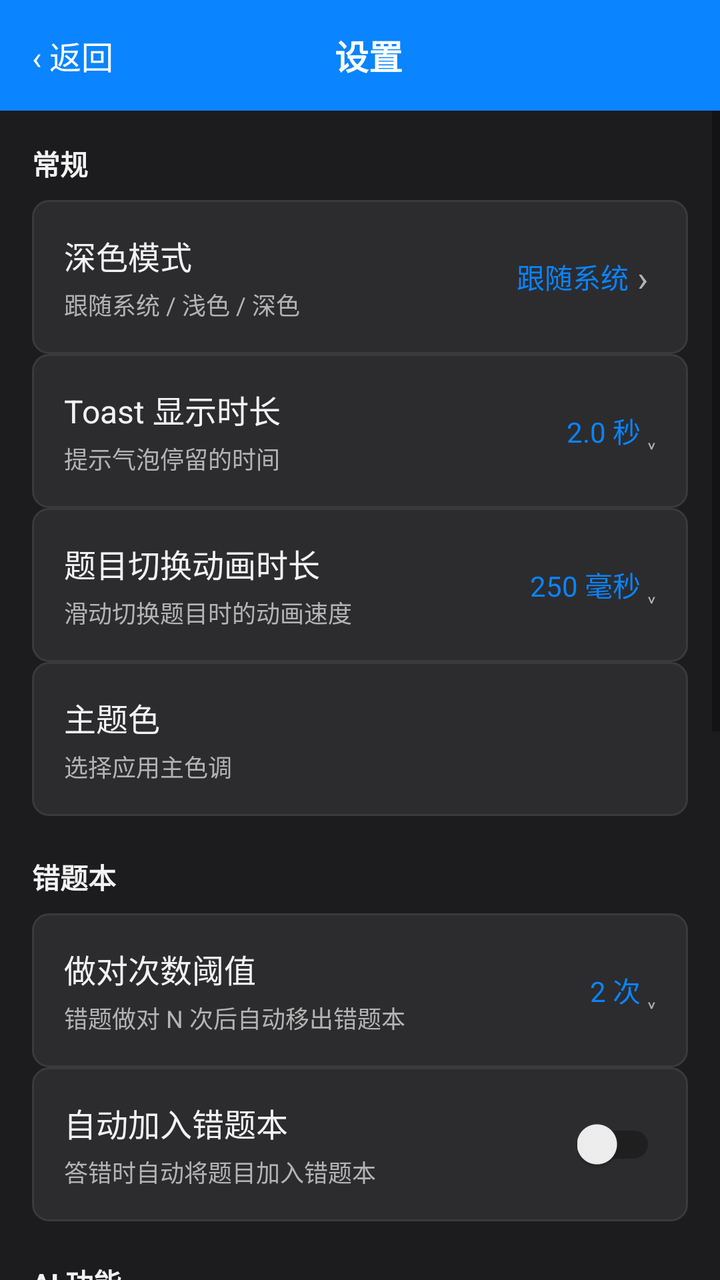
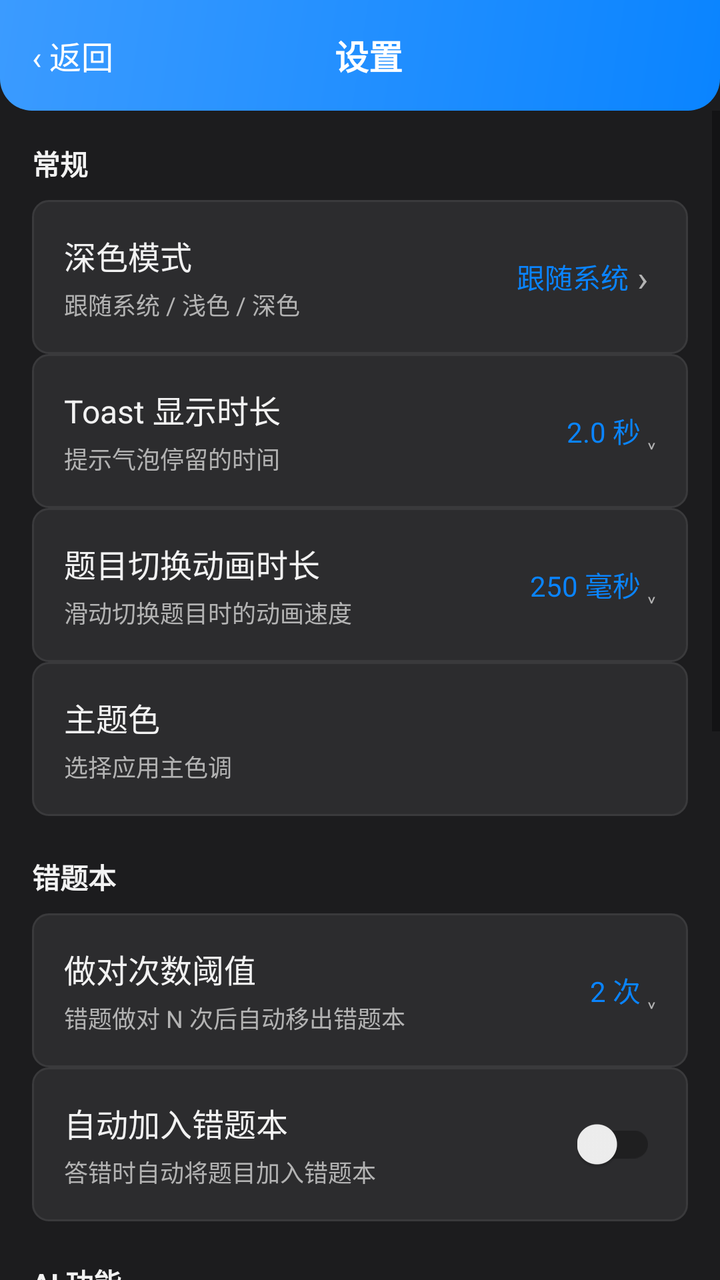

Before-and-after screenshots of an Android layout around one commit, followed by the original layout XML and the change that was made.
<!-- AndroidManifest.xml: application theme Theme.AlgoRobo -->
<!-- res/layout/activity_settings.xml -->
<?xml version="1.0" encoding="utf-8"?>
<LinearLayout xmlns:android="http://schemas.android.com/apk/res/android"
    android:layout_width="match_parent" android:layout_height="match_parent"
    android:orientation="vertical" android:background="@color/bg_page">

    
    <LinearLayout android:id="@+id/settingsTopBar" android:layout_width="match_parent" android:layout_height="wrap_content"
        android:orientation="horizontal" android:gravity="center_vertical"
        android:background="@color/primary" android:padding="12dp">
        <TextView android:id="@+id/btnBackSettings" android:layout_width="wrap_content"
            android:layout_height="wrap_content" android:text="‹ 返回"
            android:textSize="16sp" android:textColor="@android:color/white" android:padding="4dp"/>
        <TextView android:layout_width="0dp" android:layout_height="wrap_content"
            android:layout_weight="1" android:gravity="center" android:text="设置"
            android:textSize="17sp" android:textStyle="bold" android:textColor="@android:color/white"/>
        <TextView android:layout_width="40dp" android:layout_height="wrap_content"/>
    </LinearLayout>

    <ScrollView android:layout_width="match_parent" android:layout_height="0dp" android:layout_weight="1">
        <LinearLayout android:layout_width="match_parent" android:layout_height="wrap_content"
            android:orientation="vertical" android:padding="16dp">

            
            <TextView android:layout_width="wrap_content" android:layout_height="wrap_content"
                android:text="常规" android:textSize="14sp" android:textStyle="bold"
                android:textColor="@color/text_main" android:layout_marginBottom="8dp"/>

            
            <LinearLayout android:layout_width="match_parent" android:layout_height="wrap_content"
                android:orientation="horizontal" android:gravity="center_vertical"
                android:padding="16dp" android:background="@drawable/bg_card">
                <LinearLayout android:layout_width="0dp" android:layout_height="wrap_content"
                    android:layout_weight="1" android:orientation="vertical">
                    <TextView android:layout_width="wrap_content" android:layout_height="wrap_content"
                        android:text="深色模式" android:textSize="16sp" android:textColor="@color/text_main"/>
                    <TextView android:layout_width="wrap_content" android:layout_height="wrap_content"
                        android:layout_marginTop="4dp" android:text="跟随系统 / 浅色 / 深色"
                        android:textSize="12sp" android:textColor="@color/text_sub"/>
                </LinearLayout>
                <LinearLayout android:id="@+id/btnDarkMode" android:layout_width="wrap_content"
                    android:layout_height="wrap_content" android:orientation="horizontal"
                    android:gravity="center_vertical" android:padding="4dp"
                    android:background="?attr/selectableItemBackgroundBorderless">
                    <TextView android:id="@+id/tvDarkModeValue" android:layout_width="wrap_content"
                        android:layout_height="wrap_content" android:text="跟随系统"
                        android:textSize="14sp" android:textColor="@color/primary"/>
                    <TextView android:layout_width="wrap_content" android:layout_height="wrap_content"
                        android:text=" ›" android:textSize="18sp" android:textColor="@color/text_sub"/>
                </LinearLayout>
            </LinearLayout>

            
            <LinearLayout android:layout_width="match_parent" android:layout_height="wrap_content"
                android:orientation="vertical"
                android:padding="16dp" android:background="@drawable/bg_card">
                <LinearLayout android:id="@+id/cardToastHeader" android:layout_width="match_parent" android:layout_height="wrap_content"
                    android:orientation="horizontal" android:gravity="center_vertical">
                    <LinearLayout android:layout_width="0dp" android:layout_height="wrap_content"
                        android:layout_weight="1" android:orientation="vertical">
                        <TextView android:layout_width="wrap_content" android:layout_height="wrap_content"
                            android:text="Toast 显示时长" android:textSize="16sp" android:textColor="@color/text_main"/>
                        <TextView android:layout_width="wrap_content" android:layout_height="wrap_content"
                            android:layout_marginTop="4dp" android:text="提示气泡停留的时间"
                            android:textSize="12sp" android:textColor="@color/text_sub"/>
                    </LinearLayout>
                    <TextView android:id="@+id/tvToastValue" android:layout_width="wrap_content"
                        android:layout_height="wrap_content" android:text="2.0 秒"
                        android:textSize="14sp" android:textColor="@color/primary"/>
                    <TextView android:layout_width="wrap_content" android:layout_height="wrap_content"
                        android:text=" ˯" android:textSize="14sp" android:textColor="@color/text_sub"/>
                </LinearLayout>
                <LinearLayout android:id="@+id/cardToastBody" android:layout_width="match_parent"
                    android:layout_height="wrap_content" android:orientation="vertical" android:visibility="gone">
                    <android.widget.SeekBar android:id="@+id/sbToast" android:layout_width="match_parent"
                        android:layout_height="wrap_content" android:layout_marginTop="12dp"
                        android:max="40"/>
                    <LinearLayout android:layout_width="match_parent" android:layout_height="wrap_content"
                        android:layout_marginTop="4dp" android:orientation="horizontal">
                        <TextView android:layout_width="0dp" android:layout_height="wrap_content"
                            android:layout_weight="1" android:text="1 秒" android:textSize="11sp"
                            android:textColor="@color/text_sub"/>
                        <TextView android:layout_width="0dp" android:layout_height="wrap_content"
                            android:layout_weight="1" android:gravity="end" android:text="5 秒"
                            android:textSize="11sp" android:textColor="@color/text_sub"/>
                    </LinearLayout>
                </LinearLayout>
            </LinearLayout>

            
            <LinearLayout android:layout_width="match_parent" android:layout_height="wrap_content"
                android:orientation="vertical"
                android:padding="16dp" android:background="@drawable/bg_card">
                <LinearLayout android:id="@+id/cardAnimHeader" android:layout_width="match_parent" android:layout_height="wrap_content"
                    android:orientation="horizontal" android:gravity="center_vertical">
                    <LinearLayout android:layout_width="0dp" android:layout_height="wrap_content"
                        android:layout_weight="1" android:orientation="vertical">
                        <TextView android:layout_width="wrap_content" android:layout_height="wrap_content"
                            android:text="题目切换动画时长" android:textSize="16sp" android:textColor="@color/text_main"/>
                        <TextView android:layout_width="wrap_content" android:layout_height="wrap_content"
                            android:layout_marginTop="4dp" android:text="滑动切换题目时的动画速度"
                            android:textSize="12sp" android:textColor="@color/text_sub"/>
                    </LinearLayout>
                    <TextView android:id="@+id/tvAnimValue" android:layout_width="wrap_content"
                        android:layout_height="wrap_content" android:text="250 毫秒"
                        android:textSize="14sp" android:textColor="@color/primary"/>
                    <TextView android:layout_width="wrap_content" android:layout_height="wrap_content"
                        android:text=" ˯" android:textSize="14sp" android:textColor="@color/text_sub"/>
                </LinearLayout>
                <LinearLayout android:id="@+id/cardAnimBody" android:layout_width="match_parent"
                    android:layout_height="wrap_content" android:orientation="vertical" android:visibility="gone">
                    <android.widget.SeekBar android:id="@+id/sbAnim" android:layout_width="match_parent"
                        android:layout_height="wrap_content" android:layout_marginTop="12dp"
                        android:max="50"/>
                    <LinearLayout android:layout_width="match_parent" android:layout_height="wrap_content"
                        android:layout_marginTop="4dp" android:orientation="horizontal">
                        <TextView android:layout_width="0dp" android:layout_height="wrap_content"
                            android:layout_weight="1" android:text="100 毫秒" android:textSize="11sp"
                            android:textColor="@color/text_sub"/>
                        <TextView android:layout_width="0dp" android:layout_height="wrap_content"
                            android:layout_weight="1" android:gravity="end" android:text="600 毫秒"
                            android:textSize="11sp" android:textColor="@color/text_sub"/>
                    </LinearLayout>
                </LinearLayout>
            </LinearLayout>

            
            <LinearLayout android:layout_width="match_parent" android:layout_height="wrap_content"
                android:orientation="vertical" android:padding="16dp" android:background="@drawable/bg_card">
                <TextView android:id="@+id/tvThemeColorTitle" android:layout_width="match_parent" android:layout_height="wrap_content"
                    android:text="主题色" android:textSize="16sp" android:textColor="@color/text_main"
                    android:clickable="true" android:focusable="true"/>
                <TextView android:id="@+id/tvThemeColorSub" android:layout_width="wrap_content" android:layout_height="wrap_content"
                    android:layout_marginTop="4dp" android:text="选择应用主色调"
                    android:textSize="12sp" android:textColor="@color/text_sub"/>
                <HorizontalScrollView android:id="@+id/themeColorScroll" android:layout_width="match_parent"
                    android:layout_height="wrap_content" android:layout_marginTop="12dp"
                    android:scrollbars="none" android:visibility="gone">
                    <LinearLayout android:id="@+id/themeColorPalette"
                        android:layout_width="wrap_content" android:layout_height="wrap_content"
                        android:orientation="horizontal"/>
                </HorizontalScrollView>
                <LinearLayout android:id="@+id/customColorRow" android:layout_width="match_parent"
                    android:layout_height="wrap_content" android:orientation="horizontal"
                    android:layout_marginTop="12dp" android:gravity="center_vertical" android:visibility="gone">
                    <TextView android:id="@+id/customColorBtn" android:layout_width="wrap_content"
                        android:layout_height="wrap_content" android:text="自定义颜色" android:textSize="13sp"
                        android:textColor="@color/primary" android:paddingTop="8dp" android:paddingBottom="8dp"
                        android:paddingEnd="16dp" android:clickable="true" android:focusable="true"/>
                    <TextView android:id="@+id/customColorSwatch" android:layout_width="28dp"
                        android:layout_height="28dp"/>
                </LinearLayout>
            </LinearLayout>

            
            <TextView android:layout_width="wrap_content" android:layout_height="wrap_content"
                android:layout_marginTop="20dp" android:text="错题本" android:textSize="14sp"
                android:textStyle="bold" android:textColor="@color/text_main" android:layout_marginBottom="8dp"/>

            
            <LinearLayout android:layout_width="match_parent" android:layout_height="wrap_content"
                android:orientation="vertical" android:padding="16dp" android:background="@drawable/bg_card">
                <LinearLayout android:id="@+id/cardThresholdHeader" android:layout_width="match_parent" android:layout_height="wrap_content"
                    android:orientation="horizontal" android:gravity="center_vertical">
                    <LinearLayout android:layout_width="0dp" android:layout_height="wrap_content"
                        android:layout_weight="1" android:orientation="vertical">
                        <TextView android:layout_width="wrap_content" android:layout_height="wrap_content"
                            android:text="做对次数阈值" android:textSize="16sp" android:textColor="@color/text_main"/>
                        <TextView android:layout_width="wrap_content" android:layout_height="wrap_content"
                            android:layout_marginTop="4dp" android:text="错题做对 N 次后自动移出错题本"
                            android:textSize="12sp" android:textColor="@color/text_sub"/>
                    </LinearLayout>
                    <TextView android:id="@+id/tvWrongThresholdValue" android:layout_width="wrap_content"
                        android:layout_height="wrap_content" android:text="2 次"
                        android:textSize="14sp" android:textColor="@color/primary"/>
                    <TextView android:layout_width="wrap_content" android:layout_height="wrap_content"
                        android:text=" ˯" android:textSize="14sp" android:textColor="@color/text_sub"/>
                </LinearLayout>
                <LinearLayout android:id="@+id/cardThresholdBody" android:layout_width="match_parent"
                    android:layout_height="wrap_content" android:orientation="vertical" android:visibility="gone">
                    <android.widget.SeekBar android:id="@+id/sbWrongThreshold" android:layout_width="match_parent"
                        android:layout_height="wrap_content" android:layout_marginTop="12dp"
                        android:max="9"/>
                    <LinearLayout android:layout_width="match_parent" android:layout_height="wrap_content"
                        android:layout_marginTop="4dp" android:orientation="horizontal">
                        <TextView android:layout_width="0dp" android:layout_height="wrap_content"
                            android:layout_weight="1" android:text="1 次" android:textSize="11sp"
                            android:textColor="@color/text_sub"/>
                        <TextView android:layout_width="0dp" android:layout_height="wrap_content"
                            android:layout_weight="1" android:gravity="end" android:text="10 次"
                            android:textSize="11sp" android:textColor="@color/text_sub"/>
                    </LinearLayout>
                </LinearLayout>
            </LinearLayout>

            
            <LinearLayout android:layout_width="match_parent" android:layout_height="wrap_content"
                android:orientation="horizontal"
                android:gravity="center_vertical" android:padding="16dp" android:background="@drawable/bg_card">
                <LinearLayout android:layout_width="0dp" android:layout_height="wrap_content"
                    android:layout_weight="1" android:orientation="vertical">
                    <TextView android:layout_width="wrap_content" android:layout_height="wrap_content"
                        android:text="自动加入错题本" android:textSize="16sp" android:textColor="@color/text_main"/>
                    <TextView android:layout_width="wrap_content" android:layout_height="wrap_content"
                       android:layout_marginTop="4dp" android:text="答错时自动将题目加入错题本"
                        android:textSize="12sp" android:textColor="@color/text_sub"/>
                </LinearLayout>
                <androidx.appcompat.widget.SwitchCompat android:id="@+id/swAutoWrong"
                    android:layout_width="wrap_content" android:layout_height="wrap_content"/>
            </LinearLayout>



            
            <TextView android:layout_width="wrap_content" android:layout_height="wrap_content"
                android:layout_marginTop="20dp" android:text="AI 功能" android:textSize="14sp"
                android:textStyle="bold" android:textColor="@color/text_main" android:layout_marginBottom="8dp"/>

            
            <LinearLayout android:layout_width="match_parent" android:layout_height="wrap_content"
                android:orientation="vertical" android:padding="16dp" android:background="@drawable/bg_card">
                <LinearLayout android:layout_width="match_parent" android:layout_height="wrap_content"
                    android:orientation="horizontal" android:gravity="center_vertical">
                    <LinearLayout android:layout_width="0dp" android:layout_height="wrap_content"
                        android:layout_weight="1" android:orientation="vertical">
                        <TextView android:layout_width="wrap_content" android:layout_height="wrap_content"
                            android:text="自动生成解析" android:textSize="16sp" android:textColor="@color/text_main"/>
                        <TextView android:layout_width="wrap_content" android:layout_height="wrap_content"
                            android:layout_marginTop="4dp" android:text="为题目自动生成 AI 解析"
                            android:textSize="12sp" android:textColor="@color/text_sub"/>
                    </LinearLayout>
                    <androidx.appcompat.widget.SwitchCompat android:id="@+id/swAutoAiAnalysis"
                        android:layout_width="wrap_content" android:layout_height="wrap_content"/>
                </LinearLayout>
                <View android:layout_width="match_parent" android:layout_height="1dp"
                    android:layout_marginTop="14dp" android:background="@color/bg_page"/>
                <LinearLayout android:id="@+id/btnAutoAiAnalysisMode"
                    android:layout_width="match_parent" android:layout_height="wrap_content"
                    android:layout_marginTop="14dp" android:orientation="horizontal" android:gravity="center_vertical">
                    <LinearLayout android:layout_width="0dp" android:layout_height="wrap_content"
                        android:layout_weight="1" android:orientation="vertical">
                        <TextView android:layout_width="wrap_content" android:layout_height="wrap_content"
                            android:text="解析模式" android:textSize="16sp" android:textColor="@color/text_main"/>
                        <TextView android:layout_width="wrap_content" android:layout_height="wrap_content"
                            android:layout_marginTop="4dp" android:text="选择自动解析的触发范围"
                            android:textSize="12sp" android:textColor="@color/text_sub"/>
                    </LinearLayout>
                    <TextView android:id="@+id/tvAutoAiAnalysisModeValue"
                        android:layout_width="wrap_content" android:layout_height="wrap_content"
                        android:text="对错都生成解析" android:textSize="14sp" android:textColor="@color/primary"/>
                    <TextView android:layout_width="wrap_content" android:layout_height="wrap_content"
                        android:text=" ›" android:textSize="18sp" android:textColor="@color/text_sub"/>
                </LinearLayout>
            </LinearLayout>

            
            <LinearLayout android:id="@+id/btnAiModelConfig" android:layout_width="match_parent"
                android:layout_height="wrap_content"
                android:orientation="horizontal" android:gravity="center_vertical"
                android:padding="16dp" android:background="@drawable/bg_card"
                android:foreground="?attr/selectableItemBackground">
                <LinearLayout android:layout_width="0dp" android:layout_height="wrap_content"
                    android:layout_weight="1" android:orientation="vertical">
                    <TextView android:layout_width="wrap_content" android:layout_height="wrap_content"
                        android:text="AI 模型配置" android:textSize="16sp" android:textColor="@color/text_main"/>
                    <TextView android:layout_width="wrap_content" android:layout_height="wrap_content"
                        android:layout_marginTop="4dp" android:text="模型、API Key 与 Base URL"
                        android:textSize="12sp" android:textColor="@color/text_sub"/>
                </LinearLayout>
                <TextView android:id="@+id/tvAiModelValue" android:layout_width="wrap_content"
                    android:layout_height="wrap_content" android:text="Operit AI"
                    android:textSize="14sp" android:textColor="@color/primary"/>
                <TextView android:layout_width="wrap_content" android:layout_height="wrap_content"
                    android:text=" ›" android:textSize="18sp" android:textColor="@color/text_sub"/>
            </LinearLayout>

            
            <TextView android:layout_width="wrap_content" android:layout_height="wrap_content"
                android:layout_marginTop="20dp" android:text="题库下载目录" android:textSize="14sp"
                android:textStyle="bold" android:textColor="@color/text_main" android:layout_marginBottom="8dp"/>

            
            <LinearLayout android:layout_width="match_parent" android:layout_height="wrap_content"
                android:orientation="vertical" android:padding="16dp" android:background="@drawable/bg_card">
                <LinearLayout android:id="@+id/cardExamDirHeader" android:layout_width="wrap_content"
                    android:layout_height="wrap_content" android:orientation="horizontal"
                    android:gravity="center_vertical" android:clickable="true" android:focusable="true">
                    <TextView android:layout_width="wrap_content" android:layout_height="wrap_content"
                        android:text="下载目录" android:textSize="16sp" android:textColor="@color/text_main"/>
                    <TextView android:id="@+id/ivExamDirArrow" android:layout_width="wrap_content"
                        android:layout_height="wrap_content" android:text=" ›" android:textSize="18sp"
                        android:textColor="@color/text_sub" android:layout_marginStart="4dp"/>
                </LinearLayout>
                <TextView android:id="@+id/tvExamDir" android:layout_width="match_parent"
                    android:layout_height="wrap_content" android:layout_marginTop="6dp"
                    android:text="" android:textSize="12sp" android:textColor="@color/text_sub"
                    android:textIsSelectable="true"/>
                <LinearLayout android:id="@+id/examDirButtons" android:layout_width="match_parent"
                    android:layout_height="wrap_content" android:orientation="vertical" android:visibility="gone">
                    <HorizontalScrollView android:layout_width="match_parent"
                        android:layout_height="wrap_content" android:layout_marginTop="12dp"
                        android:scrollbars="none">
                        <LinearLayout android:layout_width="wrap_content"
                            android:layout_height="wrap_content" android:orientation="horizontal">
                            <TextView android:id="@+id/btnChangeExamDir" android:layout_width="wrap_content"
                                android:layout_height="wrap_content" android:paddingVertical="10dp" android:paddingHorizontal="18dp"
                                android:text="更改目录" android:textSize="14sp" android:textColor="@android:color/white"
                                android:background="@drawable/bg_btn_primary"/>
                            <TextView android:id="@+id/btnOpenExamDir" android:layout_width="wrap_content"
                                android:layout_height="wrap_content" android:paddingVertical="10dp" android:paddingHorizontal="18dp"
                                android:layout_marginStart="12dp" android:text="打开目录"
                                android:textSize="14sp" android:textColor="@android:color/white"
                                android:background="@drawable/bg_btn_primary"/>
                        </LinearLayout>
                    </HorizontalScrollView>
                </LinearLayout>
            </LinearLayout>

            
            <TextView android:layout_width="wrap_content" android:layout_height="wrap_content"
                android:layout_marginTop="20dp" android:text="更多" android:textSize="14sp"
                android:textStyle="bold" android:textColor="@color/text_main" android:layout_marginBottom="8dp"/>

            
            <LinearLayout android:layout_width="match_parent" android:layout_height="wrap_content"
                android:orientation="horizontal" android:gravity="center_vertical"
                android:padding="16dp" android:background="@drawable/bg_card">
                <LinearLayout android:layout_width="0dp" android:layout_height="wrap_content"
                    android:layout_weight="1" android:orientation="vertical">
                    <TextView android:layout_width="wrap_content" android:layout_height="wrap_content"
                        android:text="自动下一题" android:textSize="16sp" android:textColor="@color/text_main"/>
                    <TextView android:layout_width="wrap_content" android:layout_height="wrap_content"
                        android:layout_marginTop="4dp" android:text="做对题目自动切换下一题，做错不自动切换"
                        android:textSize="12sp" android:textColor="@color/text_sub"/>
                </LinearLayout>
                <androidx.appcompat.widget.SwitchCompat android:id="@+id/swAutoNext"
                    android:layout_width="wrap_content" android:layout_height="wrap_content"/>
            </LinearLayout>
        </LinearLayout>
    </ScrollView>
</LinearLayout>
<!-- resources referenced by this layout -->
<resources>
  <color name="bg_page">#1C1C1E</color>
  <color name="primary">#0A84FF</color>
  <color name="text_main">#F2F2F2</color>
  <color name="text_sub">#B3B3B3</color>
  <!-- drawable bg_btn_primary (drawable) -->
  <?xml version="1.0" encoding="utf-8"?>
  <shape xmlns:android="http://schemas.android.com/apk/res/android">
      <solid android:color="@color/primary" />
      <corners android:radius="8dp" />
  </shape>
  <!-- drawable bg_card (drawable) -->
  <?xml version="1.0" encoding="utf-8"?>
  <shape xmlns:android="http://schemas.android.com/apk/res/android" android:shape="rectangle">
      <solid android:color="@color/card_bg" />
      <corners android:radius="8dp" />
      <stroke android:width="1dp" android:color="@color/divider" />
  </shape>
  <style name="Theme.AlgoRobo" parent="Theme.AppCompat.DayNight.NoActionBar">
          <item name="colorPrimary">@color/primary</item>
          <item name="colorPrimaryDark">@color/primary_dark</item>
          <item name="colorAccent">@color/primary</item>
          <item name="android:windowBackground">@color/bg_page</item>
          <item name="android:navigationBarColor">@color/bg_page</item>
          <item name="android:windowLightStatusBar">false</item>
          <item name="android:windowLayoutInDisplayCutoutMode">shortEdges</item>
      </style>
  <color name="card_bg">#2C2C2E</color>
  <color name="divider">#3A3A3C</color>
  <color name="primary_dark">#0A84FF</color>
</resources>

<!-- the commit's change to res/layout/activity_settings.xml (unified diff, before → after) -->
@@ -6,7 +6,7 @@
     
     <LinearLayout android:id="@+id/settingsTopBar" android:layout_width="match_parent" android:layout_height="wrap_content"
         android:orientation="horizontal" android:gravity="center_vertical"
-        android:background="@color/primary" android:padding="12dp">
+        android:background="@drawable/bg_result_header_chalk" android:padding="12dp">
         <TextView android:id="@+id/btnBackSettings" android:layout_width="wrap_content"
             android:layout_height="wrap_content" android:text="‹ 返回"
             android:textSize="16sp" android:textColor="@android:color/white" android:padding="4dp"/>
<!-- resource entries referenced after the edit -->
@@ -17,6 +17,12 @@
       <corners android:radius="8dp" />
       <stroke android:width="1dp" android:color="@color/divider" />
   </shape>
+  <!-- drawable bg_result_header_chalk (drawable) -->
+  <?xml version="1.0" encoding="utf-8"?>
+  <shape xmlns:android="http://schemas.android.com/apk/res/android" android:shape="rectangle">
+      <gradient android:startColor="#0A84FF" android:endColor="#3B9BFF" android:angle="135" />
+      <corners android:bottomLeftRadius="16dp" android:bottomRightRadius="16dp" />
+  </shape>
   <style name="Theme.AlgoRobo" parent="Theme.AppCompat.DayNight.NoActionBar">
           <item name="colorPrimary">@color/primary</item>
           <item name="colorPrimaryDark">@color/primary_dark</item>
